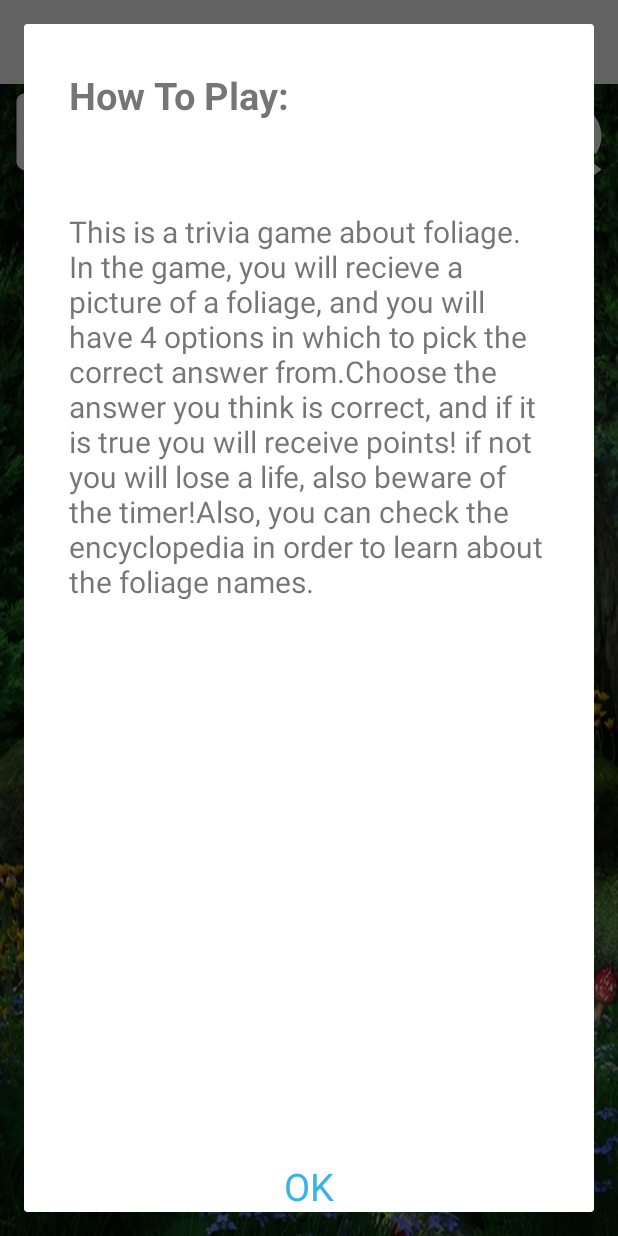
After one commit to Hodjy/Trivia, an Android app: the fragment HelpDialogFragment placed in its activity, on a phone screen of 412 x 824 dp. The commit adds this screen. Run offline under Robolectric (Android 15) with nearby library versions, the phone set to English and light mode, and no system bars.

Commit message:
Implemented help dialog
HelpDialogFragment will show user help text for the game.

```diff
--- a/app/src/main/java/com/example/trivia/MainActivity.java
+++ b/app/src/main/java/com/example/trivia/MainActivity.java
@@ -4,7 +4,6 @@ import androidx.appcompat.app.AppCompatActivity;
 ;
 import androidx.fragment.app.FragmentManager;
 
-import android.app.AlertDialog;
 import android.content.Intent;
 import android.os.Bundle;
 import android.view.View;
@@ -14,14 +13,13 @@ import android.widget.TextView;
 import com.example.trivia.enums.eMainActivityFragmentTags;
 import com.example.trivia.enums.eSoundsIdentifier;
 import com.example.trivia.fragments.DifficultyFragment;
+import com.example.trivia.fragments.HelpDialogFragment;
 import com.example.trivia.fragments.MainScreenFragment;
 import com.example.trivia.model.SoundManager;
 import com.example.trivia.model.difficulty.ADifficulty;
 
 public class MainActivity extends AppCompatActivity implements DifficultyFragment.OnDifficultyClickFragmentListener, MainScreenFragment.MainScreenFragmentListener
 {
-    private AlertDialog.Builder m_DialogBuilder;
-    private AlertDialog m_Dialog;
     private Button m_soundBtn;
     private int flipflop = 0;
     private FragmentManager m_fragmentManager;
@@ -39,17 +37,20 @@ public class MainActivity extends AppCompatActivity implements DifficultyFragmen
         setContentView(R.layout.activity_main);
 
         TextView tapHereTV = findViewById(R.id.main_activity_tap_hereTV);
+        m_soundBtn = findViewById(R.id.main_activity_sound_btn);
+        Button helpBtn = findViewById(R.id.main_activity_how_to_play_btn);
         m_fragmentManager = getSupportFragmentManager();
 
-       tapHereTV.setOnClickListener(new View.OnClickListener() {
+        helpBtn.setOnClickListener(new View.OnClickListener() {
             @Override
             public void onClick(View v) {
-                disableTextViewAndShowMainFragment((TextView) v);
-
+                HelpDialogFragment helpDialogFragment = new HelpDialogFragment();
+                helpDialogFragment.show(m_fragmentManager, eMainActivityFragmentTags.HELP_DIALOG_FRAGMENT.toString());
             }
         });
 
-        m_soundBtn = findViewById(R.id.main_activity_sound_btn);
+       tapHereTV.setOnClickListener(v -> disableTextViewAndShowMainFragment((TextView) v));
+
         m_soundBtn.setOnClickListener(new View.OnClickListener() {
             @Override
             public void onClick(View v) {
--- a/app/src/main/java/com/example/trivia/enums/eMainActivityFragmentTags.java
+++ b/app/src/main/java/com/example/trivia/enums/eMainActivityFragmentTags.java
@@ -3,5 +3,6 @@ package com.example.trivia.enums;
 public enum eMainActivityFragmentTags
 {
     MAIN_SCREEN_FRAGMENT,
-    DIFFICULTY_FRAGMENT;
+    DIFFICULTY_FRAGMENT,
+    HELP_DIALOG_FRAGMENT;
 }
--- /dev/null
+++ b/app/src/main/java/com/example/trivia/fragments/HelpDialogFragment.java
@@ -0,0 +1,29 @@
+package com.example.trivia.fragments;
+
+import android.os.Bundle;
+import android.view.LayoutInflater;
+import android.view.View;
+import android.view.ViewGroup;
+import android.widget.TextView;
+
+import androidx.annotation.NonNull;
+import androidx.annotation.Nullable;
+import androidx.fragment.app.DialogFragment;
+
+import com.example.trivia.R;
+
+public class HelpDialogFragment extends DialogFragment
+{
+    @Nullable
+    @Override
+    public View onCreateView(@NonNull LayoutInflater inflater, @Nullable ViewGroup container,
+                             @Nullable Bundle savedInstanceState)
+    {
+        View root = inflater.inflate(R.layout.help_dialog_fragment, container);
+
+        TextView okTv = root.findViewById(R.id.help_dialog_fragment_okTv);
+        okTv.setOnClickListener(v -> getDialog().dismiss());
+
+        return root;
+    }
+}
--- a/app/src/main/res/layout/activity_main.xml
+++ b/app/src/main/res/layout/activity_main.xml
@@ -6,32 +6,27 @@
     android:orientation="vertical"
     android:background="@drawable/background">
 
-    <LinearLayout
+    <RelativeLayout
         android:layout_width="match_parent"
         android:layout_height="0dp"
         android:layout_weight="1"
         android:orientation="horizontal">
 
         <androidx.appcompat.widget.AppCompatButton
-            android:layout_width="0dp"
-            android:layout_weight="3"
+            android:layout_width="wrap_content"
             android:layout_height="match_parent"
+            android:layout_alignParentLeft="true"
             android:id="@+id/main_activity_how_to_play_btn"
             android:background="@drawable/ic_outline_live_help_24"/>
 
-        <Space
-            android:layout_width="0dp"
-            android:layout_weight="6"
-            android:layout_height="match_parent"/>
-
         <androidx.appcompat.widget.AppCompatButton
-            android:layout_width="0dp"
+            android:layout_width="wrap_content"
             android:layout_height="match_parent"
-            android:layout_weight="3"
+            android:layout_alignParentRight="true"
             android:id="@+id/main_activity_sound_btn"
             android:background="@drawable/ic_outline_volume_up"/>
 
-    </LinearLayout>
+    </RelativeLayout>
 
     <TextView
         android:layout_width="match_parent"
--- /dev/null
+++ b/app/src/main/res/layout/help_dialog_fragment.xml
@@ -0,0 +1,41 @@
+<?xml version="1.0" encoding="utf-8"?>
+<RelativeLayout
+    xmlns:android="http://schemas.android.com/apk/res/android"
+    android:layout_width="match_parent"
+    android:layout_height="match_parent"
+    android:orientation="vertical">
+
+    <TextView
+        android:layout_width="match_parent"
+        android:layout_height="wrap_content"
+        android:layout_margin="30dp"
+        android:layout_alignParentTop="true"
+        android:textSize="25sp"
+        android:textStyle="bold"
+        android:text="@string/help_dialog_fragment_title"
+        android:id="@+id/help_dialog_fragment_titleTv"/>
+
+    <TextView
+        android:layout_width="match_parent"
+        android:layout_height="wrap_content"
+        android:layout_below="@id/help_dialog_fragment_titleTv"
+        android:layout_margin="30dp"
+        android:textSize="20sp"
+        android:text="@string/help_dialog_fragment_how_to_play"/>
+
+    <TextView
+        android:layout_width="wrap_content"
+        android:layout_height="wrap_content"
+        android:text="@string/ok"
+        android:layout_alignParentBottom="true"
+        android:layout_centerHorizontal="true"
+        android:textColor="@color/bright_blue"
+        android:textSize="25sp"
+        android:layout_gravity="bottom|center"
+        android:id="@+id/help_dialog_fragment_okTv"/>
+
+
+
+
+
+</RelativeLayout>
--- a/app/src/main/res/values/colors.xml
+++ b/app/src/main/res/values/colors.xml
@@ -7,4 +7,5 @@
     <color name="teal_700">#FF018786</color>
     <color name="black">#FF000000</color>
     <color name="white">#FFFFFFFF</color>
+    <color name="bright_blue">#38B3E4</color>
 </resources>
--- a/app/src/main/res/values/strings.xml
+++ b/app/src/main/res/values/strings.xml
@@ -50,4 +50,7 @@
     <string name="difficulty_hard">Hard</string>
     <string name="main_activity_tap_here">Tap here</string>
     <string name="back">Back</string>
+    <string name="help_dialog_fragment_title">How To Play:</string>
+    <string name="help_dialog_fragment_how_to_play">This is a trivia game about foliage.<br /> In the game, you will recieve a picture of a foliage, and you will have 4 options in which to pick the correct answer from.<br />Choose the answer you think is correct, and if it is true you will receive points! if not you will lose a life, also beware of the timer!<br />Also, you can check the encyclopedia in order to learn about the foliage names.</string>
+    <string name="ok">OK</string>
 </resources>
```
Also changed, not shown: 1 other file.
